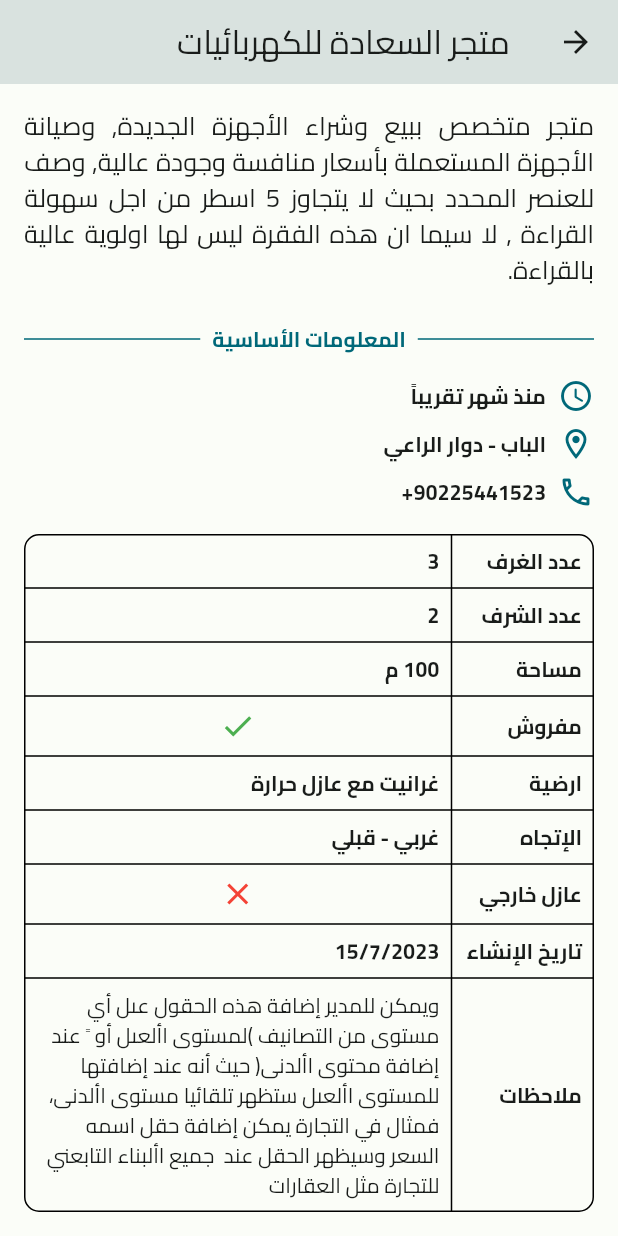
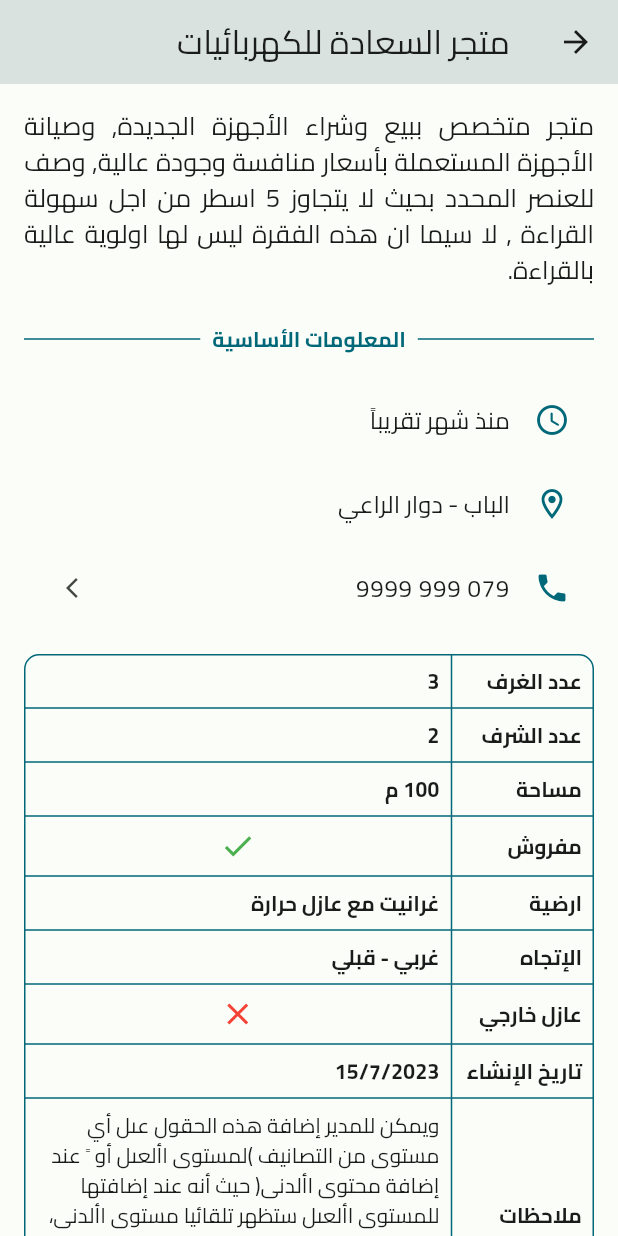
Before and after one commit to Foss53602/waseet, a Flutter app: the StorePage screen opened directly, scrolled down 204 dp, on a phone screen of 412 x 824 dp. Run offline on Flutter 3.47's test engine with Material 2 defaults, Android fonts, the phone set to English and light mode, and no system bars; our stand-ins replace card_swiper; network calls fail.

Commit message:
fix colors

```diff
--- a/lib/city_page.dart
+++ b/lib/city_page.dart
@@ -974,9 +974,10 @@ class _CityPageState extends State<CityPage> {
                             ),
                             Row(
                               children: [
-                                const Icon(
+                                Icon(
                                   Icons.location_on_outlined,
                                   size: 16,
+                                  color: Theme.of(context).colorScheme.primary,
                                 ),
                                 const SizedBox(
                                   width: 4,
@@ -991,9 +992,10 @@ class _CityPageState extends State<CityPage> {
                             ),
                             Row(
                               children: [
-                                const Icon(
+                                Icon(
                                   Icons.phone,
                                   size: 16,
+                                  color: Theme.of(context).colorScheme.primary,
                                 ),
                                 const SizedBox(
                                   width: 4,
@@ -1008,9 +1010,10 @@ class _CityPageState extends State<CityPage> {
                             ),
                             Row(
                               children: [
-                                const Icon(
+                                Icon(
                                   Icons.access_time,
                                   size: 16,
+                                  color: Theme.of(context).colorScheme.primary,
                                 ),
                                 const SizedBox(
                                   width: 4,
--- a/lib/store_page.dart
+++ b/lib/store_page.dart
@@ -101,52 +101,36 @@ class _StorePageState extends State<StorePage> {
                 padding: const EdgeInsets.symmetric(horizontal: 16),
                 child: Column(
                   children: [
-                    Row(
-                      children: [
-                        Icon(Icons.access_time_rounded,
-                            color: Theme.of(context).colorScheme.secondary),
-                        SizedBox(
-                          width: 8,
+                    ListTile(
+                      leading: Icon(
+                        Icons.access_time_rounded,
+                        color: Theme.of(context).colorScheme.secondary,
                       ),
-                        Text(
+                      title: Text(
                         'منذ شهر تقريباً',
-                          style: TextStyle(fontWeight: FontWeight.bold),
-                        )
-                      ],
                       ),
-                    SizedBox(
-                      height: 8,
                     ),
-                    Row(
-                      children: [
-                        Icon(
+                    ListTile(
+                      leading: Icon(
                         Icons.location_on_outlined,
                         color: Theme.of(context).colorScheme.secondary,
                       ),
-                        SizedBox(
-                          width: 8,
+                      title: Text(
+                        'الباب - دوار الراعي',
                       ),
-                        Text(
-                          'الباب - دوار الراعي',
-                          style: TextStyle(fontWeight: FontWeight.bold),
-                        )
-                      ],
                     ),
-                    SizedBox(
-                      height: 8,
-                    ),
-                    Row(
-                      children: [
-                        Icon(
-                          Icons.phone_outlined,
+                    ListTile(
+                      leading: Icon(
+                        Icons.phone,
                         color: Theme.of(context).colorScheme.secondary,
                       ),
-                        SizedBox(
-                          width: 8,
+                      trailing: Icon(
+                        Icons.arrow_forward_ios,
+                        size: 16,
                       ),
-                        Text('90225441523+',
-                            style: TextStyle(fontWeight: FontWeight.bold))
-                      ],
+                      title: Text(
+                        '079 999 9999',
+                      ),
                     ),
                   ],
                 ),
@@ -160,7 +144,9 @@ class _StorePageState extends State<StorePage> {
                   },
                   defaultVerticalAlignment: TableCellVerticalAlignment.middle,
                   border:
-                      TableBorder.all(borderRadius: BorderRadius.circular(10)),
+                      TableBorder.all(borderRadius: BorderRadius.circular(10),
+                      color: Theme.of(context).colorScheme.secondary,
+                      ),
                   children: [
                     TableRow(children: [
                       Padding(
```
Lines whose indentation alone changed are shown as unchanged.
